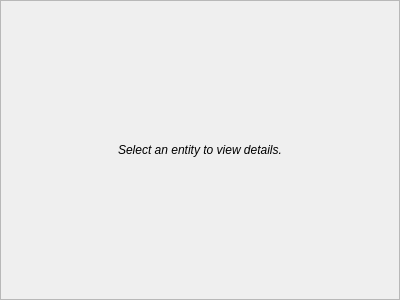
Before: the Qt Designer form script/editor/_ui_/inspector_dock_widget.ui in hellokenlee/NeneEngine2, drawn with Qt 5.
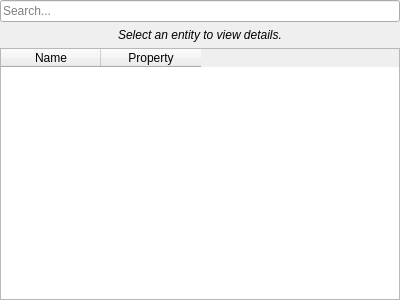
After: the same form once the commit is applied. Custom widgets are drawn as their Qt base class.

Commit message: [Editor] Enhanced outliner and inspector;

The edit to the form file:
```diff
--- a/script/editor/_ui_/inspector_dock_widget.ui
+++ b/script/editor/_ui_/inspector_dock_widget.ui
@@ -28,20 +28,14 @@
      <number>0</number>
     </property>
     <item>
-     <widget class="QScrollArea" name="ScrollArea">
-      <property name="widgetResizable">
-       <bool>true</bool>
+     <widget class="QWidget" name="SearchWidget" native="true">
+      <property name="sizePolicy">
+       <sizepolicy hsizetype="Preferred" vsizetype="Fixed">
+        <horstretch>0</horstretch>
+        <verstretch>0</verstretch>
+       </sizepolicy>
       </property>
-      <widget class="QWidget" name="ScrollAreaContent">
-       <property name="geometry">
-        <rect>
-         <x>0</x>
-         <y>0</y>
-         <width>398</width>
-         <height>275</height>
-        </rect>
-       </property>
-       <layout class="QVBoxLayout" name="verticalLayout_2">
+      <layout class="QHBoxLayout" name="horizontalLayout">
         <property name="leftMargin">
          <number>0</number>
         </property>
@@ -55,6 +49,16 @@
          <number>0</number>
         </property>
         <item>
+        <widget class="QLineEdit" name="SarchLineEdit">
+         <property name="placeholderText">
+          <string>Search...</string>
+         </property>
+        </widget>
+       </item>
+      </layout>
+     </widget>
+    </item>
+    <item>
          <widget class="QLabel" name="PlaceholderLabel">
           <property name="font">
            <font>
@@ -69,13 +73,45 @@
           </property>
          </widget>
         </item>
-       </layout>
-      </widget>
+    <item>
+     <widget class="InspectorPropertyTableWidget" name="ComponentTable">
+      <attribute name="horizontalHeaderVisible">
+       <bool>true</bool>
+      </attribute>
+      <attribute name="horizontalHeaderMinimumSectionSize">
+       <number>10</number>
+      </attribute>
+      <attribute name="horizontalHeaderStretchLastSection">
+       <bool>false</bool>
+      </attribute>
+      <attribute name="verticalHeaderVisible">
+       <bool>false</bool>
+      </attribute>
+      <attribute name="verticalHeaderStretchLastSection">
+       <bool>false</bool>
+      </attribute>
+      <column>
+       <property name="text">
+        <string>Name</string>
+       </property>
+      </column>
+      <column>
+       <property name="text">
+        <string>Property</string>
+       </property>
+      </column>
      </widget>
     </item>
    </layout>
   </widget>
  </widget>
+ <customwidgets>
+  <customwidget>
+   <class>InspectorPropertyTableWidget</class>
+   <extends>QTableWidget</extends>
+   <header>inspector_property_table_widget.py</header>
+  </customwidget>
+ </customwidgets>
  <resources/>
  <connections/>
 </ui>
```
Lines whose indentation alone changed are shown as unchanged. The commit also changes 10 other files.
